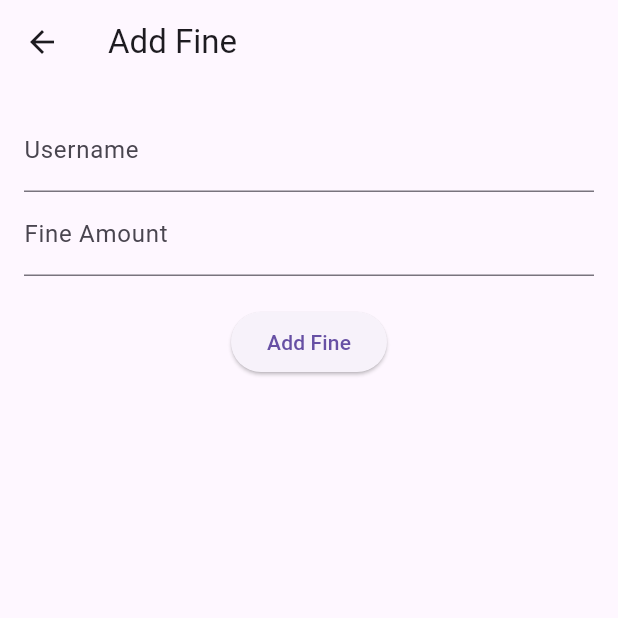
After one commit to sharath453/Leave_and_Attendance_management_Application, a Flutter app: the HodHomePage screen opened directly, after a tap on "Add Fine", on a phone screen of 412 x 824 dp, the top half of it. The commit adds this screen. Run offline on Flutter 3.47's test engine with Material 3 defaults, Android fonts, the phone set to English and light mode, and no system bars; our stand-ins replace file_picker; network calls fail.

Commit message:
fine details

```diff
--- /dev/null
+++ b/lib/screens/hod/add_fine.dart
@@ -0,0 +1,69 @@
+import 'package:flutter/material.dart';
+import 'package:leave_management_app/services/api_service.dart';
+
+class AddFinePage extends StatefulWidget {
+  const AddFinePage({super.key});
+
+  @override
+  _AddFinePageState createState() => _AddFinePageState();
+}
+
+class _AddFinePageState extends State<AddFinePage> {
+  final ApiService apiService = ApiService();
+  final TextEditingController _usernameController = TextEditingController();
+  final TextEditingController _fineAmountController = TextEditingController();
+
+  void _submitFine() {
+    final String username = _usernameController.text;
+    final double fineAmount = double.tryParse(_fineAmountController.text) ?? 0;
+
+    apiService.addFine(username, fineAmount).then((response) {
+      if (response['success']) {
+        ScaffoldMessenger.of(context).showSnackBar(
+          SnackBar(content: Text('Fine added successfully')),
+        );
+        // Clear the input fields after successful submission
+        _usernameController.clear();
+        _fineAmountController.clear();
+      } else {
+        ScaffoldMessenger.of(context).showSnackBar(
+          SnackBar(content: Text('Failed to add fine: ${response['message']}')),
+        );
+      }
+    }).catchError((error) {
+      ScaffoldMessenger.of(context).showSnackBar(
+        SnackBar(content: Text('Error: $error')),
+      );
+    });
+  }
+
+  @override
+  Widget build(BuildContext context) {
+    return Scaffold(
+      appBar: AppBar(
+        title: Text('Add Fine'),
+      ),
+      body: Padding(
+        padding: const EdgeInsets.all(16.0),
+        child: Column(
+          children: [
+            TextField(
+              controller: _usernameController,
+              decoration: InputDecoration(labelText: 'Username'),
+            ),
+            TextField(
+              controller: _fineAmountController,
+              decoration: InputDecoration(labelText: 'Fine Amount'),
+              keyboardType: TextInputType.number,
+            ),
+            SizedBox(height: 20),
+            ElevatedButton(
+              onPressed: _submitFine,
+              child: Text('Add Fine'),
+            ),
+          ],
+        ),
+      ),
+    );
+  }
+}
--- a/lib/screens/hod/hod_home.dart
+++ b/lib/screens/hod/hod_home.dart
@@ -2,7 +2,8 @@ import 'package:flutter/material.dart';
 import 'package:leave_management_app/screens/hod/view_leave_requests.dart';
 import 'package:leave_management_app/screens/hod/approved_leave_application.dart';
 import 'package:leave_management_app/screens/hod/view_attendance.dart';
-import 'package:leave_management_app/screens/hod/rejected_leave_application.dart'; // Import the RejectedLeaveApplicationPage
+import 'package:leave_management_app/screens/hod/rejected_leave_application.dart';
+import 'package:leave_management_app/screens/hod/add_fine.dart'; // Import the AddFinePage
 
 class HodHomePage extends StatelessWidget {
   const HodHomePage({super.key});
@@ -55,12 +56,23 @@ class HodHomePage extends StatelessWidget {
                 Navigator.push(
                   context,
                   MaterialPageRoute(
-                    builder: (context) =>
-                        RejectedLeaveApplicationPage(), // Navigate to RejectedLeaveApplicationPage
+                    builder: (context) => RejectedLeaveApplicationPage(),
                   ),
                 );
               },
               child: Text('Rejected Leave Applications'),
+            ),
+            ElevatedButton(
+              onPressed: () {
+                Navigator.push(
+                  context,
+                  MaterialPageRoute(
+                    builder: (context) =>
+                        AddFinePage(), // Navigate to AddFinePage
+                  ),
+                );
+              },
+              child: Text('Add Fine'),
             ),
           ],
         ),
--- a/lib/services/api_service.dart
+++ b/lib/services/api_service.dart
@@ -246,6 +246,21 @@ class ApiService {
     }
   }
 
+  Future<Map<String, dynamic>> addFine(
+      String username, double fineAmount) async {
+    final response = await http.post(
+      Uri.parse('$baseUrl/add_fine.php'),
+      headers: {'Content-Type': 'application/json'},
+      body: json.encode({'username': username, 'fine_amount': fineAmount}),
+    );
+
+    if (response.statusCode == 200) {
+      return json.decode(response.body); // Return the response as a Map
+    } else {
+      throw Exception('Failed to add fine');
+    }
+  }
+
   Future<void> addStudent(String username) async {
     final response = await http.post(
       Uri.parse('$baseUrl/add_student.php'), // Create this PHP file
```
